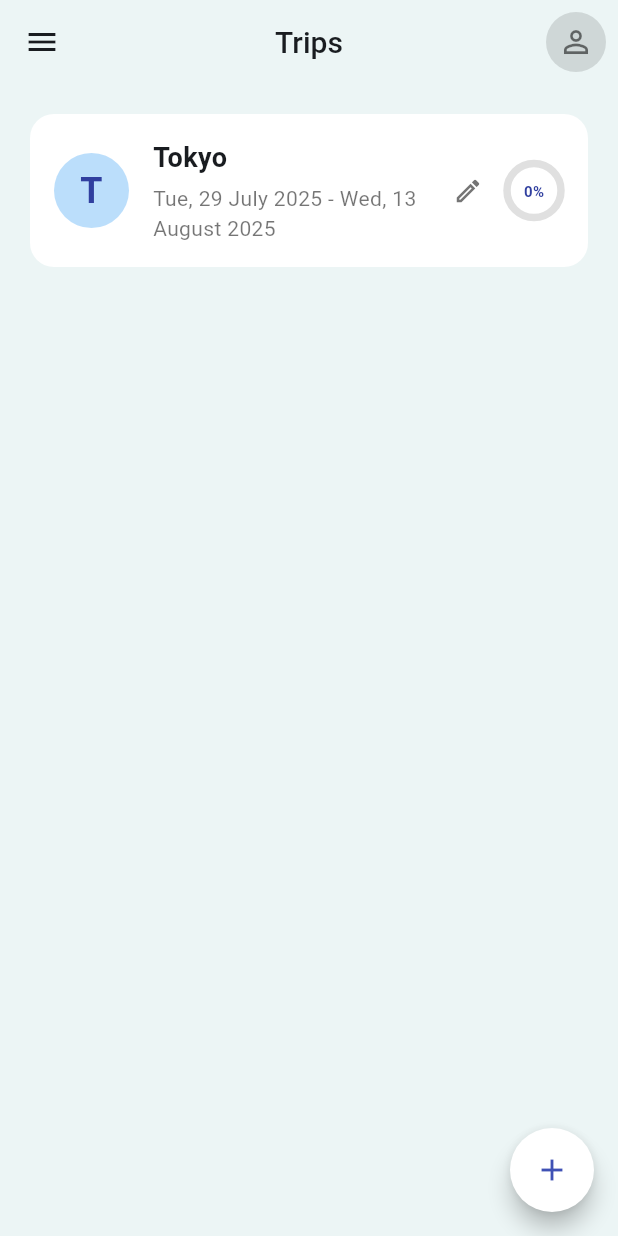
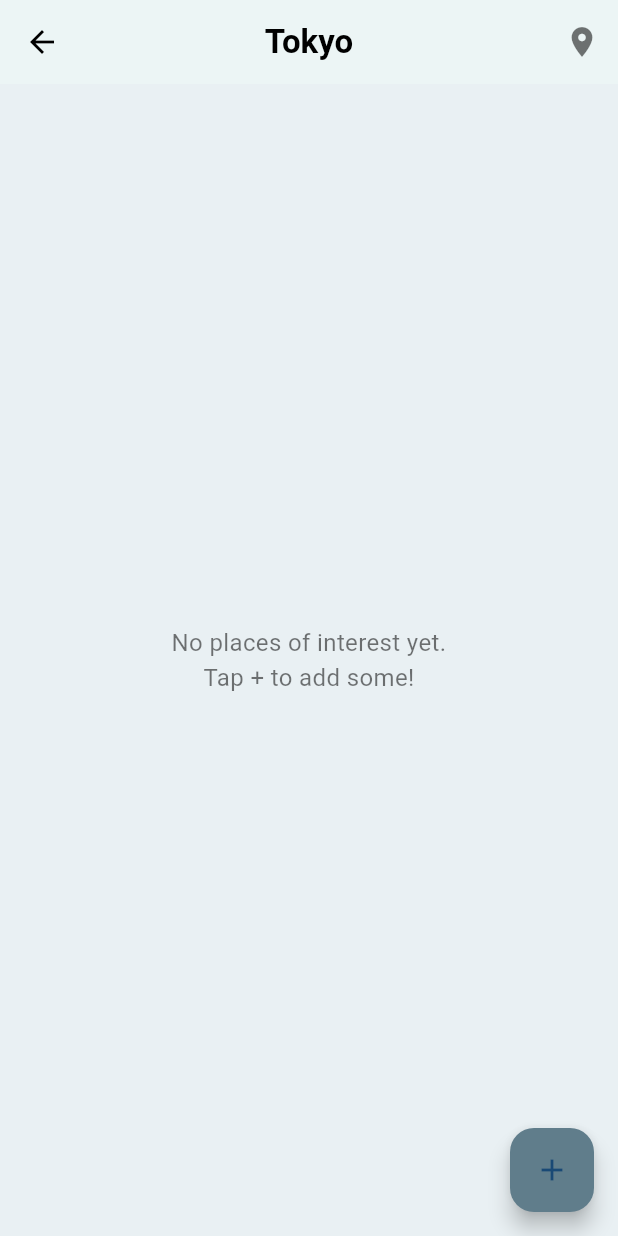
Before and after one commit to geniass/proximity, a Flutter app: the screen it shows after launch, after a tap on an icon or button, on a phone screen of 412 x 824 dp. Run offline on Flutter 3.47's test engine with Material 3 defaults, Android fonts, the phone set to English and light mode, and no system bars.

Commit message:
add places of interest screen

```diff
--- a/lib/main.dart
+++ b/lib/main.dart
@@ -1,7 +1,7 @@
 import 'package:flutter/material.dart';
 import 'package:proximity/date_utils.dart';
+import 'package:proximity/places_of_interest_screen.dart';
 import 'trip_form_sheet.dart';
-import 'package:intl/intl.dart';
 
 void main() {
   runApp(const ProximityApp());
@@ -169,8 +169,22 @@ class _TripsScreenState extends State<TripsScreen> {
                 startDateTime: trip['startDateTime'],
                 endDateTime: trip['endDateTime'],
                 onTap: () {
-                  // Handle the main tap action here (will be used for something else)
-                  print('Trip tapped: ${trip['destination']}');
+                  // Navigate to the places of interest screen when tapping on a trip
+                  Navigator.push(
+                    context,
+                    MaterialPageRoute(
+                      builder: (context) => PlacesOfInterestScreen(
+                        tripName: trip['destination'],
+                        initialPlaces: trip['places'] ?? [],
+                      ),
+                    ),
+                  ).then((updatedPlaces) {
+                    if (updatedPlaces != null) {
+                      setState(() {
+                        trip['places'] = updatedPlaces;
+                      });
+                    }
+                  });
                 },
                 onEdit: () => _showEditTripSheet(index),
               ),
--- /dev/null
+++ b/lib/models/place_of_interest.dart
@@ -0,0 +1,27 @@
+class PlaceOfInterest {
+  final String id;
+  final String name;
+  final bool isIgnored;
+  final String? notes;
+
+  PlaceOfInterest({
+    required this.id,
+    required this.name,
+    this.isIgnored = false,
+    this.notes,
+  });
+
+  PlaceOfInterest copyWith({
+    String? id,
+    String? name,
+    bool? isIgnored,
+    String? notes,
+  }) {
+    return PlaceOfInterest(
+      id: id ?? this.id,
+      name: name ?? this.name,
+      isIgnored: isIgnored ?? this.isIgnored,
+      notes: notes ?? this.notes,
+    );
+  }
+}
--- /dev/null
+++ b/lib/places_of_interest_screen.dart
@@ -0,0 +1,172 @@
+import 'package:flutter/material.dart';
+import 'package:proximity/models/place_of_interest.dart';
+import 'package:uuid/uuid.dart';
+
+class PlacesOfInterestScreen extends StatefulWidget {
+  final String tripName;
+  final List<PlaceOfInterest>? initialPlaces;
+
+  const PlacesOfInterestScreen({
+    super.key,
+    required this.tripName,
+    this.initialPlaces,
+  });
+
+  @override
+  State<PlacesOfInterestScreen> createState() => _PlacesOfInterestScreenState();
+}
+
+class _PlacesOfInterestScreenState extends State<PlacesOfInterestScreen> {
+  late List<PlaceOfInterest> _places;
+  final _uuid = const Uuid();
+
+  @override
+  void initState() {
+    super.initState();
+    _places = widget.initialPlaces ?? [];
+  }
+
+  void _toggleIgnored(int index, bool value) {
+    setState(() {
+      _places[index] = _places[index].copyWith(isIgnored: value);
+    });
+  }
+
+  void _addNewPlace() {
+    final TextEditingController controller = TextEditingController();
+
+    showDialog(
+      context: context,
+      builder: (context) => AlertDialog(
+        title: const Text('Add Place of Interest'),
+        content: TextField(
+          controller: controller,
+          decoration: const InputDecoration(
+            hintText: 'Enter place name',
+          ),
+          autofocus: true,
+        ),
+        actions: [
+          TextButton(
+            onPressed: () => Navigator.pop(context),
+            child: const Text('Cancel'),
+          ),
+          TextButton(
+            onPressed: () {
+              if (controller.text.isNotEmpty) {
+                setState(() {
+                  _places.add(PlaceOfInterest(
+                    id: _uuid.v4(),
+                    name: controller.text,
+                  ));
+                });
+                Navigator.pop(context);
+              }
+            },
+            child: const Text('Add'),
+          ),
+        ],
+      ),
+    );
+  }
+
+  @override
+  Widget build(BuildContext context) {
+    return Scaffold(
+      appBar: AppBar(
+        backgroundColor: Colors.transparent,
+        elevation: 0,
+        leading: IconButton(
+          icon: const Icon(Icons.arrow_back, color: Colors.black),
+          onPressed: () => Navigator.pop(context, _places),
+        ),
+        title: Text(
+          widget.tripName,
+          style: const TextStyle(
+            color: Colors.black,
+            fontWeight: FontWeight.bold,
+          ),
+        ),
+        centerTitle: true,
+        actions: [
+          IconButton(
+            icon: const Icon(Icons.location_on, color: Colors.black54),
+            onPressed: () {
+              // Show on map functionality would go here
+            },
+          ),
+        ],
+      ),
+      body: Container(
+        color: const Color(0xFFE9F0F3), // Light blue-gray background
+        child: _places.isEmpty
+          ? const Center(
+              child: Text(
+                'No places of interest yet.\nTap + to add some!',
+                textAlign: TextAlign.center,
+                style: TextStyle(
+                  color: Colors.black54,
+                  fontSize: 16,
+                ),
+              ),
+            )
+          : ListView.builder(
+              padding: const EdgeInsets.symmetric(horizontal: 16),
+              itemCount: _places.length,
+              itemBuilder: (context, index) {
+                final place = _places[index];
+                return Container(
+                  margin: const EdgeInsets.symmetric(vertical: 4),
+                  decoration: BoxDecoration(
+                    color: Colors.white,
+                    borderRadius: BorderRadius.circular(12),
+                    border: Border.all(
+                      color: Colors.grey.shade300,
+                      width: 1,
+                    ),
+                  ),
+                  child: ListTile(
+                    contentPadding: const EdgeInsets.symmetric(horizontal: 16),
+                    title: Text(
+                      place.name,
+                      style: TextStyle(
+                        color: place.isIgnored ? Colors.grey : Colors.black,
+                        fontWeight: FontWeight.w500,
+                      ),
+                    ),
+                    trailing: Row(
+                      mainAxisSize: MainAxisSize.min,
+                      children: [
+                        Text(
+                          place.isIgnored ? "Ignored" : "Active",
+                          style: TextStyle(
+                            color: place.isIgnored ? Colors.grey : Colors.green,
+                            fontSize: 14,
+                          ),
+                        ),
+                        const SizedBox(width: 8),
+                        Switch(
+                          value: place.isIgnored,
+                          onChanged: (value) => _toggleIgnored(index, value),
+                          activeColor: Colors.grey,
+                          inactiveTrackColor: Colors.green.withOpacity(0.5),
+                          inactiveThumbColor: Colors.white,
+                        ),
+                      ],
+                    ),
+                    onTap: () {
+                      // View or edit place details
+                    },
+                  ),
+                );
+              },
+            ),
+      ),
+      floatingActionButton: FloatingActionButton(
+        onPressed: _addNewPlace,
+        backgroundColor: Colors.blueGrey,
+        child: const Icon(Icons.add),
+      ),
+    );
+  }
+}
--- a/pubspec.yaml
+++ b/pubspec.yaml
@@ -35,6 +35,7 @@ dependencies:
   # Use with the CupertinoIcons class for iOS style icons.
   cupertino_icons: ^1.0.8
   intl: ^0.20.2
+  uuid: ^4.2.1
 
 dev_dependencies:
   flutter_test:
```
Also changed, not shown: lib/trip_form_sheet.dart (+74 -0 lines), pubspec.lock.
